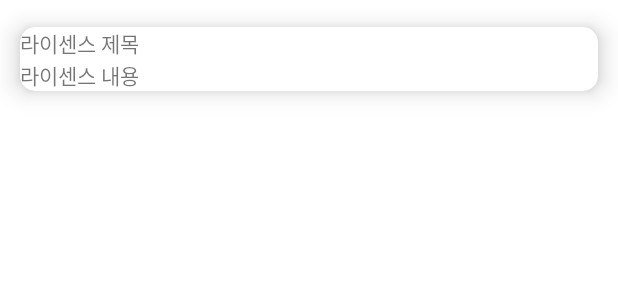
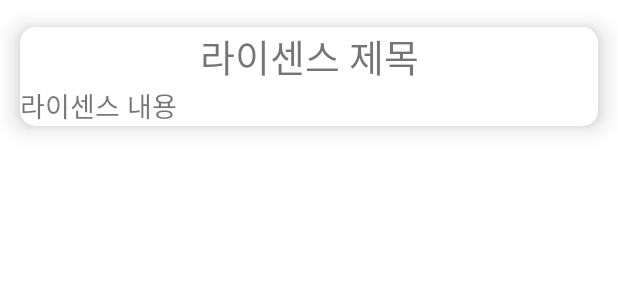
Before and after one commit to ictechgy/MaskRadar, an Android app: the layout card_view_license.xml on its own in the app's theme, with its tools: preview values and no code run, on a phone screen of 412 x 824 dp. Shown: the top 300 px of the screen. Run offline under Robolectric (Android 15) with nearby library versions, the phone set to English and light mode, and no system bars.

Commit message:
adding licenses

```diff
--- a/app/src/main/res/layout/card_view_license.xml
+++ b/app/src/main/res/layout/card_view_license.xml
@@ -1,16 +1,9 @@
 <?xml version="1.0" encoding="utf-8"?>
-<androidx.constraintlayout.widget.ConstraintLayout xmlns:android="http://schemas.android.com/apk/res/android"
+<LinearLayout xmlns:android="http://schemas.android.com/apk/res/android"
     android:layout_width="match_parent"
-    android:layout_height="match_parent"
-    xmlns:app="http://schemas.android.com/apk/res-auto">
-
-    <LinearLayout
-        android:layout_width="match_parent"
-        android:layout_height="match_parent"
-        app:layout_constraintBottom_toBottomOf="parent"
-        app:layout_constraintEnd_toEndOf="parent"
-        app:layout_constraintStart_toStartOf="parent"
-        app:layout_constraintTop_toTopOf="parent">
+    android:layout_height="wrap_content"
+    xmlns:app="http://schemas.android.com/apk/res-auto"
+    >
 
     <com.google.android.material.card.MaterialCardView
         android:layout_width="match_parent"
@@ -23,16 +16,22 @@
             android:layout_height="match_parent"
             android:orientation="vertical">
             <com.google.android.material.textview.MaterialTextView
+                android:id="@+id/license_title"
                 android:layout_width="match_parent"
                 android:layout_height="wrap_content"
-                    android:text="라이센스 제목"/>
+                android:text="라이센스 제목"
+                android:textAlignment="center"
+                android:textSize="25sp"
+                android:fontFamily="@font/hanna_11yrs"
+                />
             <com.google.android.material.textview.MaterialTextView
+                android:id="@+id/license_content"
                 android:layout_width="match_parent"
                 android:layout_height="wrap_content"
                 android:text="라이센스 내용"
+                android:fontFamily="@font/hanna_air"
+                android:textSize="18sp"
                 />
         </LinearLayout>
     </com.google.android.material.card.MaterialCardView>
 </LinearLayout>
-
-</androidx.constraintlayout.widget.ConstraintLayout>
```
Also changed, not shown: app/src/main/java/com/jh/mask_radar/ui/about/LicenseFragment.java (+30 -9 lines). Lines whose indentation alone changed are shown as unchanged.
